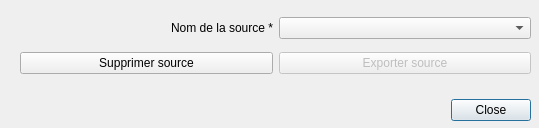
Qt form forms/Ui_export_delete_road_dialog.ui (datagistips/territoires-ville.TempusAccess) before a commit.
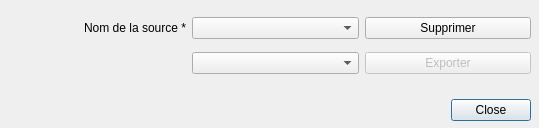
The same form after that commit.

What changed in the file:
```diff
--- a/forms/Ui_export_delete_road_dialog.ui
+++ b/forms/Ui_export_delete_road_dialog.ui
@@ -39,6 +39,29 @@
     </rect>
    </property>
    <layout class="QGridLayout" name="gridLayout">
+    <item row="1" column="2">
+     <widget class="QPushButton" name="pushButtonExport">
+      <property name="enabled">
+       <bool>false</bool>
+      </property>
+      <property name="toolTip">
+       <string>&lt;html&gt;&lt;head/&gt;&lt;body&gt;&lt;p&gt;Fonctionnalité bientôt disponible !&lt;/p&gt;&lt;/body&gt;&lt;/html&gt;</string>
+      </property>
+      <property name="text">
+       <string>Exporter</string>
+      </property>
+     </widget>
+    </item>
+    <item row="0" column="2">
+     <widget class="QPushButton" name="pushButtonDelete">
+      <property name="text">
+       <string>Supprimer</string>
+      </property>
+     </widget>
+    </item>
+    <item row="0" column="1">
+     <widget class="QComboBox" name="comboBoxSourceName"/>
+    </item>
     <item row="0" column="0">
      <widget class="QLabel" name="label">
       <property name="text">
@@ -49,28 +72,8 @@
       </property>
      </widget>
     </item>
-    <item row="0" column="1">
-     <widget class="QComboBox" name="comboBoxSourceName"/>
-    </item>
-    <item row="1" column="0">
-     <widget class="QPushButton" name="pushButtonDelete">
-      <property name="text">
-       <string>Supprimer source</string>
-      </property>
-     </widget>
-    </item>
     <item row="1" column="1">
-     <widget class="QPushButton" name="pushButtonExport">
-      <property name="enabled">
-       <bool>false</bool>
-      </property>
-      <property name="toolTip">
-       <string>&lt;html&gt;&lt;head/&gt;&lt;body&gt;&lt;p&gt;Fonctionnalité bientôt disponible !&lt;/p&gt;&lt;/body&gt;&lt;/html&gt;</string>
-      </property>
-      <property name="text">
-       <string>Exporter source</string>
-      </property>
-     </widget>
+     <widget class="QComboBox" name="comboBoxFormat"/>
     </item>
    </layout>
   </widget>
```
